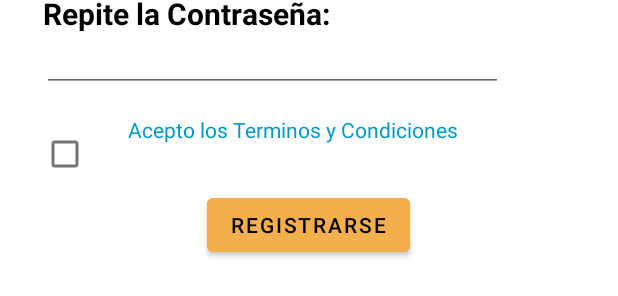
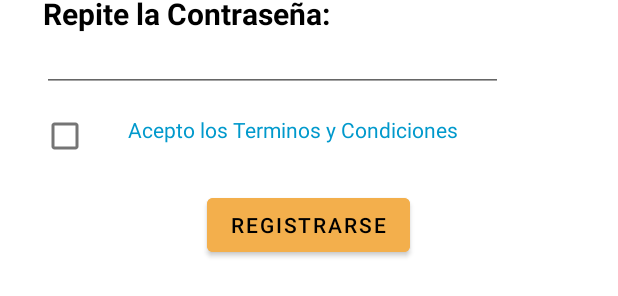
Before and after one commit to 0-Madder/TopResale, an Android app: the layout activity_register.xml on its own in the app's theme, with its tools: preview values and no code run, on a phone screen of 412 x 824 dp. Shown: the part 917-1213 px from the top of the screen. Run offline under Robolectric (Android 15) with nearby library versions, the phone set to English and light mode, and no system bars.

Commit message:
xml de registrarse actualizado

```diff
--- a/app/src/main/java/com/example/topresale/PantallaDeCargaActivity.java
+++ b/app/src/main/java/com/example/topresale/PantallaDeCargaActivity.java
@@ -17,5 +17,7 @@ public class PantallaDeCargaActivity extends AppCompatActivity {
 
 
 
+
+
     }
 }
--- a/app/src/main/res/layout/activity_register.xml
+++ b/app/src/main/res/layout/activity_register.xml
@@ -191,7 +191,7 @@
         app:layout_constraintVertical_bias="0.855" />
 
     <CheckBox
-        android:id="@+id/checkBox"
+        android:id="@+id/aceptarTerminos_checkBox"
         android:layout_width="30dp"
         android:layout_height="35dp"
         android:layout_marginBottom="92dp"
@@ -199,6 +199,6 @@
         app:layout_constraintEnd_toEndOf="parent"
         app:layout_constraintHorizontal_bias="0.073"
         app:layout_constraintStart_toStartOf="parent"
-        app:layout_constraintTop_toBottomOf="@+id/repetirPassoword_EditText" />
+        app:layout_constraintTop_toBottomOf="@+id/repetirPassword_editText" />
 
 </androidx.constraintlayout.widget.ConstraintLayout>
```
